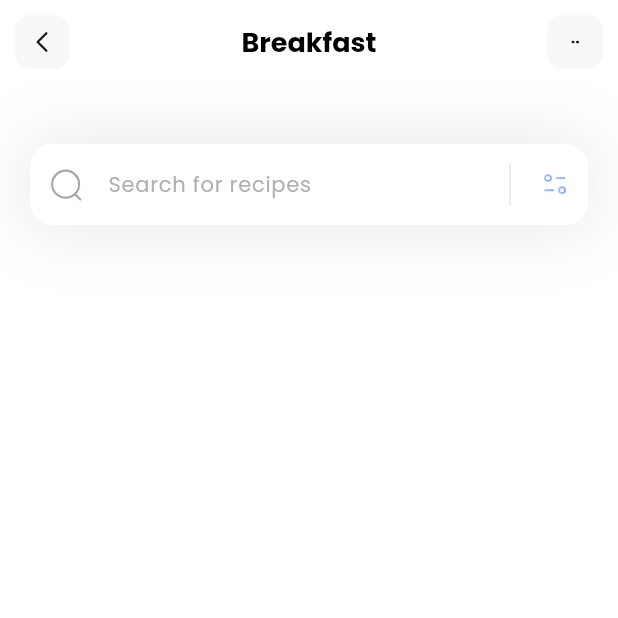
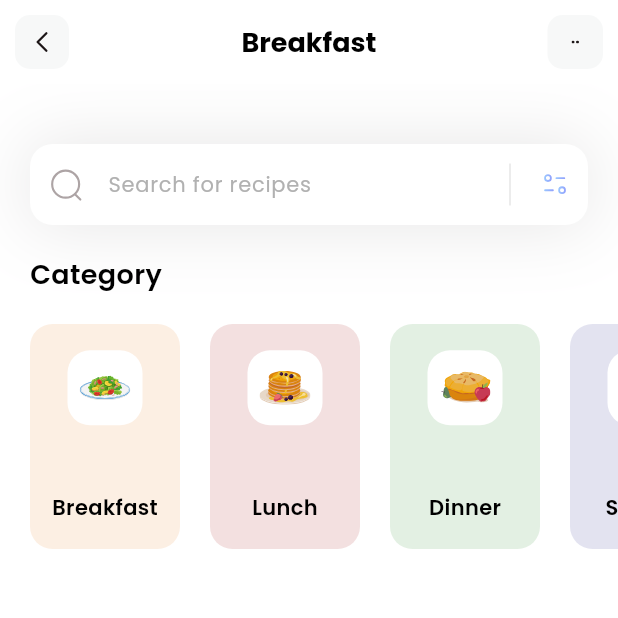
Before and after one commit to AswinAsok/flutter-fitness-app, a Flutter app: the screen it shows after launch, on a phone screen of 412 x 824 dp, the top half of it. Run offline on Flutter 3.47's test engine with Material 3 defaults, Android fonts, the phone set to English and light mode, and no system bars; our stand-ins replace flutter_svg.

Commit message:
feat(categories):section-added

```diff
--- a/lib/main.dart
+++ b/lib/main.dart
@@ -16,7 +16,7 @@ class MyApp extends StatelessWidget {
       theme: ThemeData(
         fontFamily: 'Poppins',
       ),
-      home: const HomePage(),
+      home: HomePage(),
     );
   }
 }
--- /dev/null
+++ b/lib/models/categroy_models.dart
@@ -0,0 +1,43 @@
+import 'package:flutter/material.dart';
+
+class CategoryModel {
+  String name;
+  String iconPath;
+  Color boxColor;
+
+  CategoryModel({
+    required this.name,
+    required this.iconPath,
+    required this.boxColor,
+  });
+
+  static List<CategoryModel> getCategories() {
+    List<CategoryModel> categories = [];
+
+    categories.add(CategoryModel(
+      name: 'Breakfast',
+      iconPath: 'assets/icons/plate.svg',
+      boxColor: Color(0xffFCEFE3),
+    ));
+
+    categories.add(CategoryModel(
+      name: 'Lunch',
+      iconPath: 'assets/icons/pancakes.svg',
+      boxColor: Color(0xffF3E0E0),
+    ));
+
+    categories.add(CategoryModel(
+      name: 'Dinner',
+      iconPath: 'assets/icons/pie.svg',
+      boxColor: Color(0xffE3F0E3),
+    ));
+
+    categories.add(CategoryModel(
+      name: 'Snacks',
+      iconPath: 'assets/icons/orange-snacks.svg',
+      boxColor: Color(0xffE3E3F0),
+    ));
+
+    return categories;
+  }
+}
--- a/lib/pages/home.dart
+++ b/lib/pages/home.dart
@@ -1,24 +1,116 @@
+import 'package:fitness/models/categroy_models.dart';
 import 'package:flutter/material.dart';
 import 'package:flutter_svg/svg.dart';
 
 class HomePage extends StatelessWidget {
-  const HomePage({super.key});
+  HomePage({super.key});
+
+  List<CategoryModel> categories = [];
+
+  void _getCategories() {
+    categories = CategoryModel.getCategories();
+  }
 
   @override
   Widget build(BuildContext context) {
+    _getCategories();
     return Scaffold(
         appBar: appBar(),
         backgroundColor: Colors.white,
         body: Column(
-          children: [_searchWidget()],
+          crossAxisAlignment: CrossAxisAlignment.start,
+          children: [
+            SearchWidget(),
+            SizedBox(
+              height: 20,
+            ),
+            CategoriesSection(categories: categories)
+          ],
         ));
   }
 }
 
-class _searchWidget extends StatelessWidget {
-  const _searchWidget({
+class CategoriesSection extends StatelessWidget {
+  const CategoriesSection({
     super.key,
+    required this.categories,
   });
+
+  final List<CategoryModel> categories;
+
+  @override
+  Widget build(BuildContext context) {
+    return Column(crossAxisAlignment: CrossAxisAlignment.start, children: [
+      Padding(
+        padding: const EdgeInsets.only(left: 20),
+        child: Text('Category',
+            style: TextStyle(
+                color: Colors.black,
+                fontSize: 18,
+                fontWeight: FontWeight.w600)),
+      ),
+      SizedBox(
+        height: 20,
+      ),
+      Container(
+        height: 150,
+        padding: EdgeInsets.only(left: 20),
+        child: ListView.separated(
+            itemCount: categories.length,
+            scrollDirection: Axis.horizontal,
+            separatorBuilder: (context, index) {
+              return SizedBox(
+                width: 20,
+              );
+            },
+            itemBuilder: (context, index) {
+              return Container(
+                width: 100,
+                decoration: BoxDecoration(
+                  color: categories[index].boxColor,
+                  borderRadius: BorderRadius.circular(15),
+                ),
+                child: Column(
+                  mainAxisAlignment: MainAxisAlignment.spaceEvenly,
+                  children: [
+                    Container(
+                      width: 50,
+                      height: 50,
+                      decoration: BoxDecoration(
+                        color: Colors.white,
+                        borderRadius: BorderRadius.circular(15),
+                      ),
+                      child: Padding(
+                        padding: const EdgeInsets.all(8.0),
+                        child: SvgPicture.asset(
+                          categories[index].iconPath,
+                          width: 30,
+                          height: 30,
+                        ),
+                      ),
+                    ),
+                    SizedBox(
+                      height: 10,
+                    ),
+                    Text(
+                      categories[index].name,
+                      style: TextStyle(
+                        color: Colors.black,
+                        fontSize: 14,
+                        fontWeight: FontWeight.w600,
+                      ),
+                    ),
+                  ],
+                ),
+              );
+            }),
+      )
+    ]);
+  }
+}
+
+class SearchWidget extends StatelessWidget {
+  const SearchWidget({super.key});
 
   @override
   Widget build(BuildContext context) {
```
